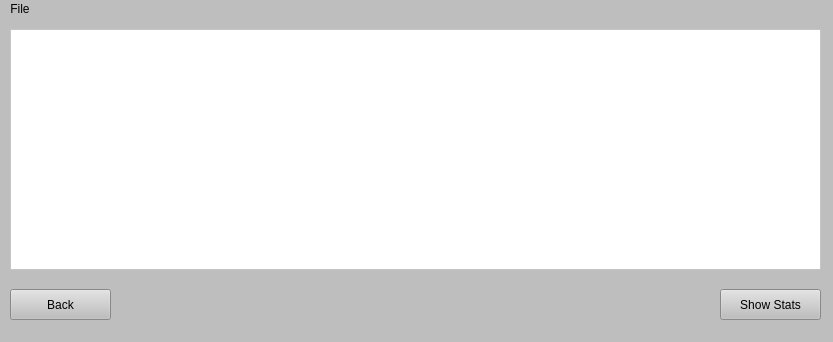
The window that ui/results_window.ui (dimizisis/scopus_app) describes before a commit, drawn with Qt 5.
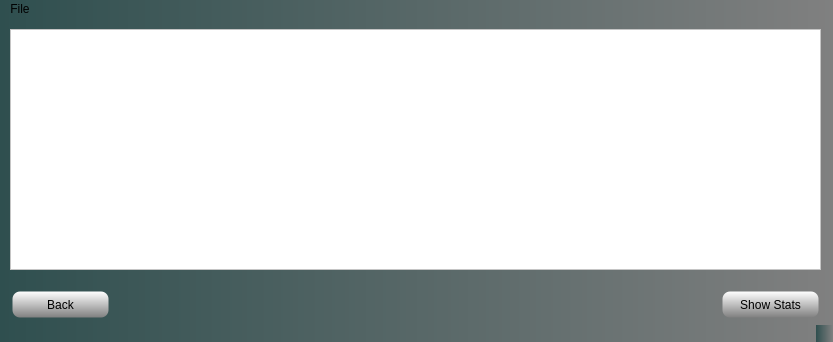
The same window after the commit.

Patch:
```diff
--- a/ui/results_window.ui
+++ b/ui/results_window.ui
@@ -14,7 +14,7 @@
    <string>Analysis Results</string>
   </property>
   <property name="styleSheet">
-   <string notr="true">background-color: rgb(190, 190, 190);</string>
+   <string notr="true">background: qlineargradient( x1:0 y1:0, x2:1 y2:0, stop:0 darkslategray, stop:1 grey);</string>
   </property>
   <widget class="QWidget" name="centralwidget">
    <widget class="QPushButton" name="back_btn">
@@ -26,6 +26,12 @@
       <height>31</height>
      </rect>
     </property>
+    <property name="styleSheet">
+     <string notr="true">background-color: qlineargradient(x1: 0, y1: 0, x2: 0, y2: 1, stop: 0 white, stop: 1 grey);
+border-style: solid;
+border-width: 5px;
+border-radius: 10px;</string>
+    </property>
     <property name="text">
      <string>Back</string>
     </property>
@@ -52,6 +58,12 @@
       <height>31</height>
      </rect>
     </property>
+    <property name="styleSheet">
+     <string notr="true">background-color: qlineargradient(x1: 0, y1: 0, x2: 0, y2: 1, stop: 0 white, stop: 1 grey);
+border-style: solid;
+border-width: 5px;
+border-radius: 10px;</string>
+    </property>
     <property name="text">
      <string>Show Stats</string>
     </property>
```
